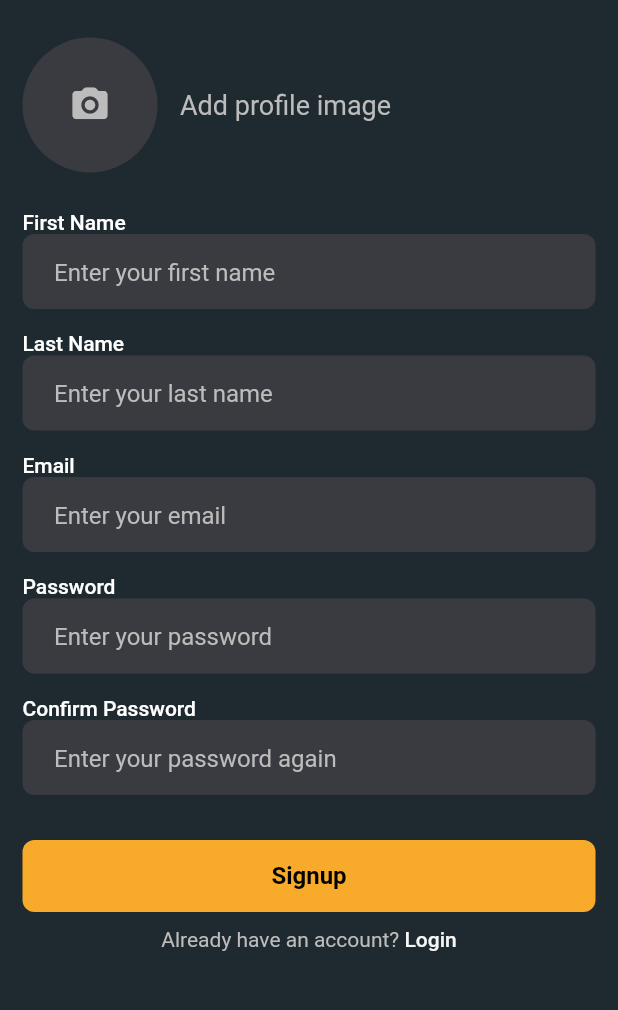
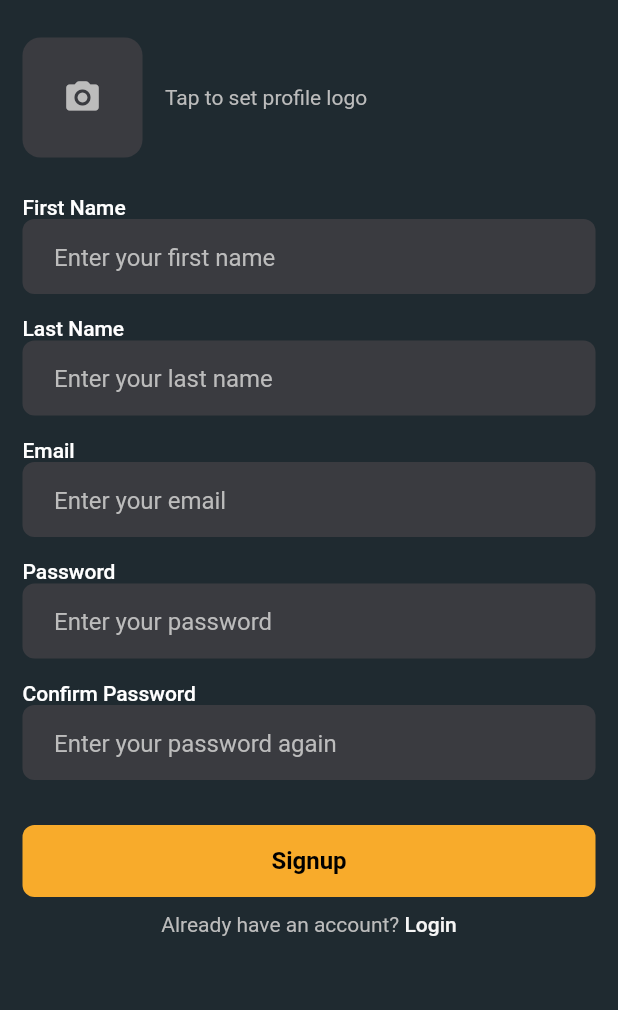
Before and after one commit to desh610/Helpifly, a Flutter app: the SignupScreen screen opened by its route, on a phone screen of 412 x 824 dp, the part 147-1157 px from its top. Run offline on Flutter 3.47's test engine with Material 2 defaults, Android fonts, the light colour scheme and no system bars; our stand-ins replace another_flushbar, cloud_firestore, firebase_auth, firebase_core, firebase_storage, flutter_bloc and 5 more; accounts and stored records are empty; network calls fail.

Commit message:
Added Image Picker for Signup

```diff
--- a/lib/bloc/app_bloc/app_cubit.dart
+++ b/lib/bloc/app_bloc/app_cubit.dart
@@ -21,7 +21,7 @@ class AppCubit extends Cubit<AppState> {
             services: [],
             isLoading: false,
             chipSelectedCategory: "Institutes",
-            userInfo: UserInfoModel(firstName: '', lastName: '', email: '', uid: ''), currentTabIndex: 0)) {
+            userInfo: UserInfoModel(firstName: '', lastName: '', email: '', uid: '', profileUrl: ''), currentTabIndex: 0)) {
     _loadCategories();
     _loadItems();
     _loadUserInfo();
@@ -143,7 +143,7 @@ class AppCubit extends Cubit<AppState> {
         emit(state.copyWith(userInfo: userInfo));
       } catch (e) {
         // Handle JSON decode error
-        emit(state.copyWith(userInfo: UserInfoModel(firstName: 'User', lastName: '', email: '', uid: '')));
+        emit(state.copyWith(userInfo: UserInfoModel(firstName: 'User', lastName: '', email: '', uid: '', profileUrl: '')));
         print('Error decoding user info: $e');
       }
     } else {
@@ -166,12 +166,12 @@ class AppCubit extends Cubit<AppState> {
           emit(state.copyWith(userInfo: userInfo));
         } else {
           emit(state.copyWith(
-              userInfo: UserInfoModel(firstName: 'User', lastName: '', email: '', uid: ''),
+              userInfo: UserInfoModel(firstName: 'User', lastName: '', email: '', uid: '', profileUrl: ''),
               error: 'User document does not exist'));
         }
       } else {
         emit(state.copyWith(
-            userInfo: UserInfoModel(firstName: 'User', lastName: '', email: '', uid: ''),
+            userInfo: UserInfoModel(firstName: 'User', lastName: '', email: '', uid: '', profileUrl: ''),
             error: 'No logged-in user'));
       }
     } catch (e) {
--- a/lib/models/user_info_model.dart
+++ b/lib/models/user_info_model.dart
@@ -3,12 +3,14 @@ class UserInfoModel {
   final String lastName;
   final String email;
   final String uid;
+  final String profileUrl;
 
   UserInfoModel({
     required this.firstName,
     required this.lastName,
     required this.email,
     required this.uid,
+    required this.profileUrl,
   });
 
   factory UserInfoModel.fromJson(Map<String, dynamic> json) {
@@ -17,6 +19,7 @@ class UserInfoModel {
       lastName: json['lastName'],
       email: json['email'],
       uid: json['uid'],
+      profileUrl: json['profileUrl'],
     );
   }
 
@@ -26,6 +29,7 @@ class UserInfoModel {
       'lastName': lastName,
       'email': email,
       'uid': uid,
+      'profileUrl': profileUrl,
     };
   }
 
@@ -34,12 +38,14 @@ class UserInfoModel {
     String? lastName,
     String? email,
     String? uid,
+    String? profileUrl,
   }) {
     return UserInfoModel(
       firstName: firstName ?? this.firstName,
       lastName: lastName ?? this.lastName,
       email: email ?? this.email,
       uid: uid ?? this.uid,
+      profileUrl: profileUrl ?? this.profileUrl,
     );
   }
 }
--- a/lib/views/signup_screen.dart
+++ b/lib/views/signup_screen.dart
@@ -1,3 +1,5 @@
+import 'dart:io';
+
 import 'package:flutter/material.dart';
 import 'package:flutter_bloc/flutter_bloc.dart';
 import 'package:helpifly/bloc/signup_bloc/signup_cubit.dart';
@@ -5,15 +7,38 @@ import 'package:helpifly/constants/colors.dart';
 import 'package:helpifly/views/home_screen.dart'; // Import your HomeScreen
 import 'package:helpifly/views/login_screen.dart';
 import 'package:helpifly/widgets/widgets_exporter.dart';
+import 'package:image_picker/image_picker.dart';
 
-class SignupScreen extends StatelessWidget {
+class SignupScreen extends StatefulWidget {
   SignupScreen({super.key});
 
+  @override
+  State<SignupScreen> createState() => _SignupScreenState();
+}
+
+class _SignupScreenState extends State<SignupScreen> {
   final TextEditingController _firstNameController = TextEditingController();
+
   final TextEditingController _lastNameController = TextEditingController();
+
   final TextEditingController _emailController = TextEditingController();
+
   final TextEditingController _passwordController = TextEditingController();
+
   final TextEditingController _confirmPasswordController = TextEditingController();
+
+   File? _profileImage;
+
+  Future<void> _pickImage() async {
+    final picker = ImagePicker();
+    final pickedFile = await picker.pickImage(source: ImageSource.gallery);
+
+    if (pickedFile != null) {
+      setState(() {
+        _profileImage = File(pickedFile.path);
+      });
+    }
+  }
 
   @override
   Widget build(BuildContext context) {
@@ -46,22 +71,40 @@ class SignupScreen extends StatelessWidget {
                 ],
               ),
               SizedBox(height: 25),
-              Row(
+             GestureDetector(
+                      onTap: _pickImage,
+                      child: Row(
                         children: [
                           Container(
-                    height: 90,
-                    width: 90,
+                            height: 80,
+                            width: 80,
                             decoration: BoxDecoration(
-                      shape: BoxShape.circle,
                               color: cardColor,
+                              borderRadius: BorderRadius.circular(12),
+                              image: _profileImage != null
+                                  ? DecorationImage(
+                                      image: FileImage(_profileImage!),
+                                      fit: BoxFit.cover,
+                                    )
+                                  : null,
                             ),
-                    child: Center(
-                      child: Icon(Icons.camera_alt_rounded, size: 28, color: grayColor),
+                            child: _profileImage == null
+                                ? Center(
+                                    child: Icon(
+                                      Icons.camera_alt_rounded,
+                                      color: grayColor,
+                                      size: 26,
                                     ),
+                                  )
+                                : null,
                           ),
                           SizedBox(width: 15),
-                  Text("Add profile image", style: TextStyle(color: grayColor, fontSize: 18),)
+                          Text(
+                            "Tap to set profile logo",
+                            style: TextStyle(fontSize: 14, color: grayColor),
+                          ),
                         ],
+                      ),
                     ),
               SizedBox(height: 25),
               CustomTextField(controller: _firstNameController, hintText: "Enter your first name", overlineText: "First Name"),
@@ -109,7 +152,7 @@ class SignupScreen extends StatelessWidget {
                       }
 
                       // Call signup method
-                      cubit.signup(context, firstName, lastName, email, password);
+                      cubit.signup(context, firstName, lastName, email, password, _profileImage);
                     },
                     buttonText: state.isLoading ? 'Signing up...' : 'Signup',
                   );
--- a/pubspec.yaml
+++ b/pubspec.yaml
@@ -48,6 +48,9 @@ dependencies:
   flutter_spinkit: ^5.2.1
   skeletons: ^0.0.3
   another_flushbar: ^1.12.30
+  image_picker: ^1.0.1
+  image: ^3.0.1
+  firebase_storage: ^11.0.2
 
 dev_dependencies:
   flutter_test:
```
Also changed, not shown: lib/bloc/signup_bloc/signup_cubit.dart (+38 -1 lines), pubspec.lock, 5 other files. Lines whose indentation alone changed are shown as unchanged.
